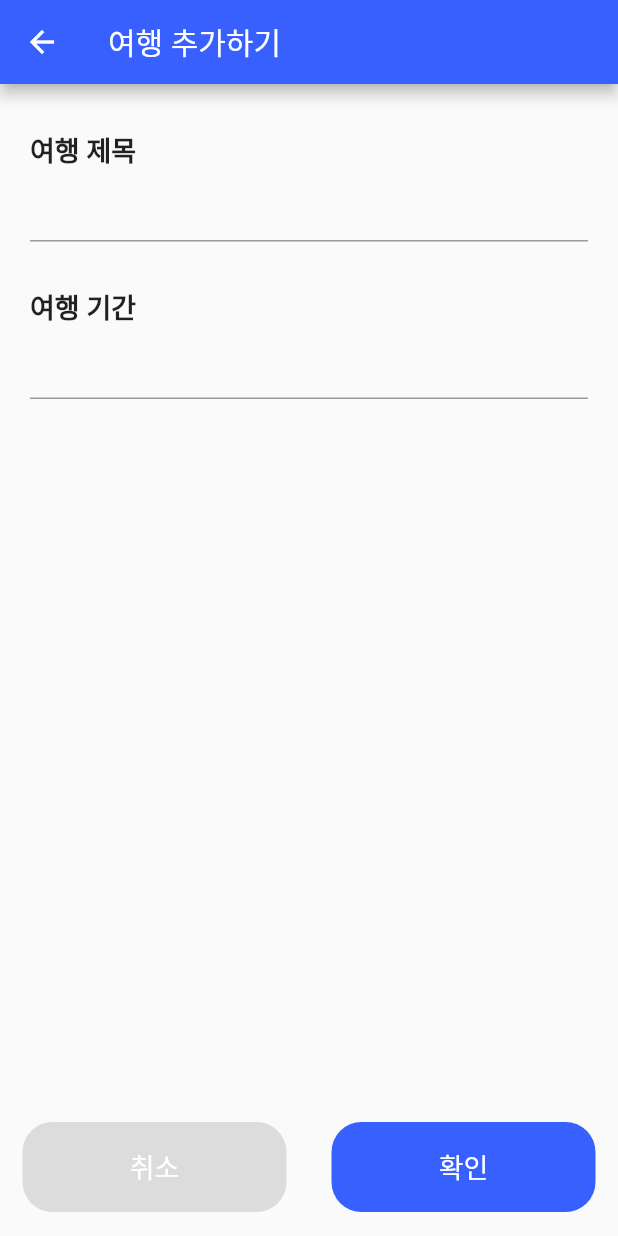
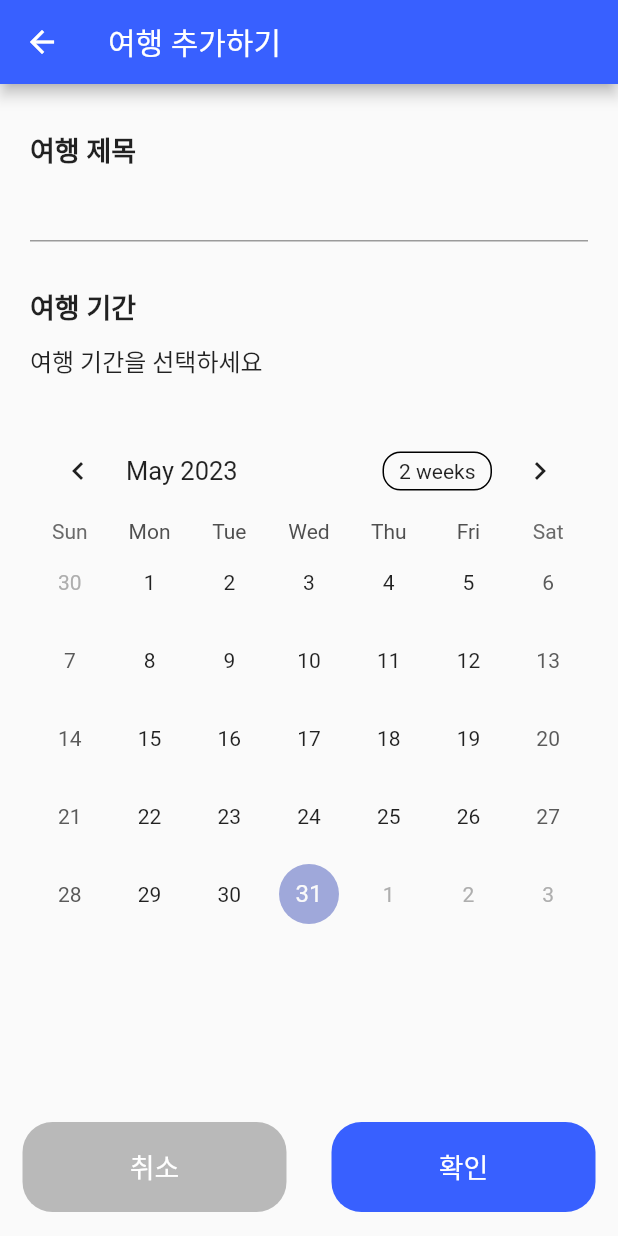
Before and after one commit to dongoc/flutter-trip-expenses-manager, a Flutter app: the screen it shows after launch, after a tap on "새로운 여행 추가하기", on a phone screen of 412 x 824 dp. Run offline on Flutter 3.47's test engine with Material 2 defaults, Android fonts, the light colour scheme and no system bars; drawn by our look-alikes of table_calendar; our stand-ins replace date_format, sqflite; accounts and stored records are empty.

Commit message:
tripForm 추가 및 적용

```diff
--- /dev/null
+++ b/lib/models/trip_form.dart
@@ -0,0 +1,19 @@
+class TripForm {
+  final String title;
+  final DateTime startDate;
+  final DateTime? endDate;
+
+  TripForm({
+    required this.title,
+    required this.startDate,
+    this.endDate,
+  });
+
+  Map<String, dynamic> toMap() {
+    return {
+      'title': title,
+      'start_date': startDate.toIso8601String(),
+      'end_date': endDate?.toIso8601String(),
+    };
+  }
+}
--- a/lib/screens/trip_form_screen.dart
+++ b/lib/screens/trip_form_screen.dart
@@ -1,16 +1,23 @@
 import 'package:flutter/material.dart';
-import 'package:trip_expenses_manager/screens/trip_list_screen.dart';
+import 'package:table_calendar/table_calendar.dart';
+import 'package:trip_expenses_manager/models/trip_form.dart';
+import 'package:trip_expenses_manager/screens/expense_list_screen.dart';
 import 'package:trip_expenses_manager/types/form.dart';
+import 'package:trip_expenses_manager/utils/formatter.dart';
 
+import '../db/sqflite.dart';
+import '../models/trip.dart';
 import '../widgets/form/button.dart';
 import '../widgets/form/text_field.dart';
 
 class TripFormScreen extends StatefulWidget {
   final FormType formType;
+  final Trip? initialTrip;
 
   const TripFormScreen({
     super.key,
     required this.formType,
+    this.initialTrip,
   });
 
   @override
@@ -18,8 +25,19 @@ class TripFormScreen extends StatefulWidget {
 }
 
 class _TripFormScreenState extends State<TripFormScreen> {
+  final TripDatabase _tripDatabase = TripDatabase();
   final formKey = GlobalKey<FormState>();
   String title = '';
+  DateTime? startDate, endDate;
+
+  Future<Trip> _createTrip() async {
+    Trip trip = await _tripDatabase.createTrip(TripForm(
+      title: title,
+      startDate: startDate!,
+      endDate: endDate,
+    ));
+    return trip;
+  }
 
   @override
   Widget build(BuildContext context) {
@@ -35,6 +53,9 @@ class _TripFormScreenState extends State<TripFormScreen> {
             children: [
               Input(
                 label: "여행 제목",
+                // initialValue: formType == FormType.update
+                //     ? TripFormScreen.initialTrip!.title
+                //     : null,
                 onSaved: (val) {
                   setState(() {
                     title = val;
@@ -47,13 +68,45 @@ class _TripFormScreenState extends State<TripFormScreen> {
                   return null;
                 },
               ),
-              Input(
-                label: "여행 기간",
-                onSaved: (val) {},
-                validator: (val) {
-                  return null;
+              SizedBox(
+                width: double.infinity,
+                child: Column(
+                  crossAxisAlignment: CrossAxisAlignment.start,
+                  children: [
+                    const Text(
+                      '여행 기간',
+                      style: TextStyle(
+                        fontSize: 18,
+                        fontWeight: FontWeight.bold,
+                      ),
+                    ),
+                    const SizedBox(
+                      height: 10,
+                    ),
+                    Text(
+                      startDate != null
+                          ? getPeriodText(startDate!, endDate)
+                          : '여행 기간을 선택하세요',
+                      style: const TextStyle(fontSize: 16),
+                    ),
+                    const SizedBox(height: 30)
+                  ],
+                ),
+              ),
+              TableCalendar(
+                focusedDay: DateTime.now(),
+                firstDay: DateTime.utc(2010, 10, 16),
+                lastDay: DateTime.utc(2030, 3, 14),
+                rangeSelectionMode: RangeSelectionMode.toggledOn,
+                onRangeSelected: (start, end, focused) {
+                  setState(() {
+                    startDate = start;
+                    endDate = end;
+                  });
                 },
-              ),
+                rangeStartDay: startDate,
+                rangeEndDay: endDate,
+              )
             ],
           ),
         ),
@@ -63,22 +116,32 @@ class _TripFormScreenState extends State<TripFormScreen> {
           Flexible(
             child: BasicButton(
               onPressed: () {
-                Navigator.push(
-                  context,
-                  MaterialPageRoute(
-                    builder: (context) => const TripListScreen(),
-                  ),
-                );
+                Navigator.pop(context);
               },
               text: '취소',
-              backgroundColor: Colors.black12,
+              backgroundColor: Colors.black26,
             ),
           ),
           Flexible(
             child: BasicButton(
-              onPressed: () {
-                if (formKey.currentState != null &&
-                    formKey.currentState!.validate() == true) {}
+              disabled: title != '' && startDate != null,
+              onPressed: () async {
+                // if (formKey.currentState != null &&
+                //     formKey.currentState!.validate() == true) {
+                //   print(formKey.currentState);
+                // }
+                if (title != '' && startDate != null) {
+                  Trip trip = await _createTrip();
+
+                  if (!mounted) return;
+
+                  Navigator.push(
+                    context,
+                    MaterialPageRoute(
+                      builder: (context) => ExpenseListScreen(trip: trip),
+                    ),
+                  );
+                }
               },
               text: '확인',
             ),
--- a/lib/widgets/form/button.dart
+++ b/lib/widgets/form/button.dart
@@ -24,7 +24,7 @@ class BasicButton extends StatelessWidget {
       ),
       padding: const EdgeInsets.symmetric(horizontal: 30),
       decoration: BoxDecoration(
-        color: backgroundColor,
+        color: disabled ? Colors.black26 : backgroundColor,
         borderRadius: BorderRadius.circular(20),
       ),
       child: TextButton(
--- a/lib/widgets/form/text_field.dart
+++ b/lib/widgets/form/text_field.dart
@@ -4,12 +4,14 @@ class Input extends StatelessWidget {
   final String label;
   final FormFieldSetter onSaved;
   final FormFieldValidator validator;
+  final String initialValue;
 
   const Input({
     super.key,
     required this.label,
     required this.onSaved,
     required this.validator,
+    this.initialValue = '',
   });
 
   @override
@@ -28,6 +30,7 @@ class Input extends StatelessWidget {
           keyboardType: TextInputType.text,
           onSaved: onSaved,
           validator: validator,
+          initialValue: initialValue,
           // inputFormatters: [],
           // onChanged: ,
         ),
--- a/pubspec.yaml
+++ b/pubspec.yaml
@@ -40,6 +40,7 @@ dependencies:
   sqflite: ^2.2.8+4
   path: ^1.8.3
   sqflite_common_ffi_web: ^0.3.5+1
+  table_calendar: ^3.0.9
 
 dev_dependencies:
   flutter_test:
```
Also changed, not shown: lib/db/sqflite.dart (+14 -5 lines), lib/utils/formatter.dart (+12 -0 lines), lib/widgets/trip/trip_card.dart (+1 -11 lines), pubspec.lock.
